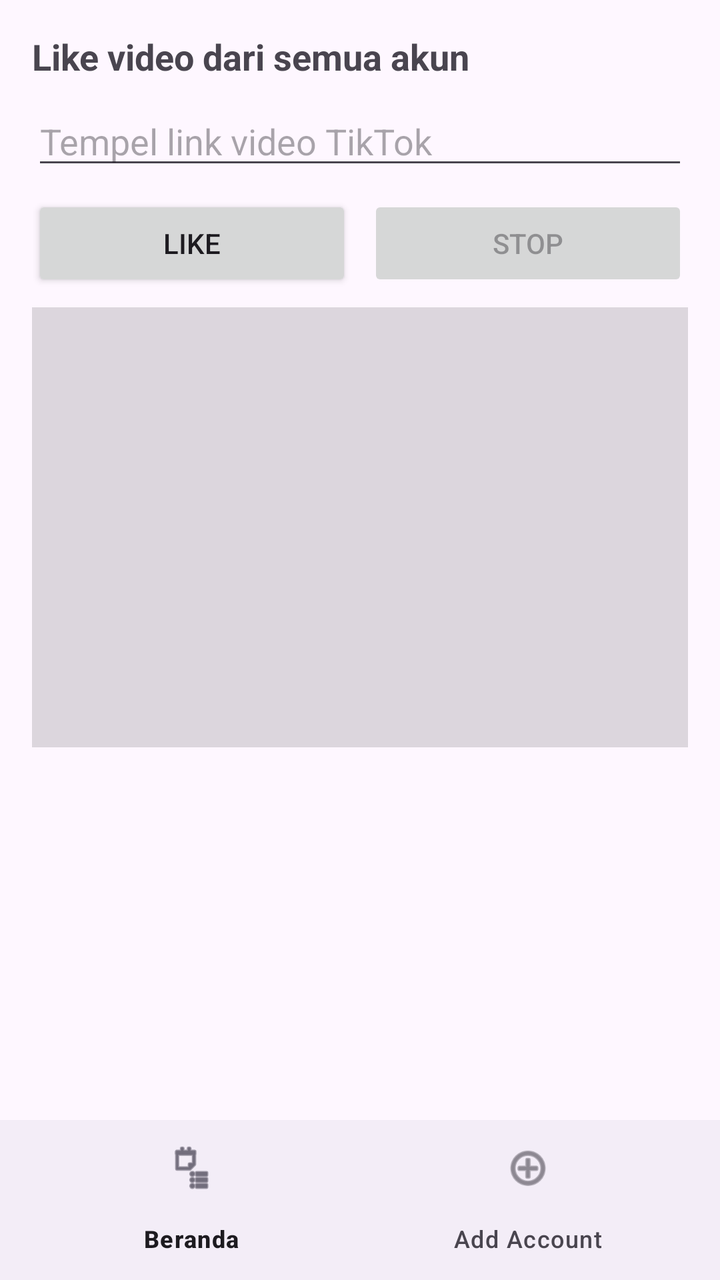
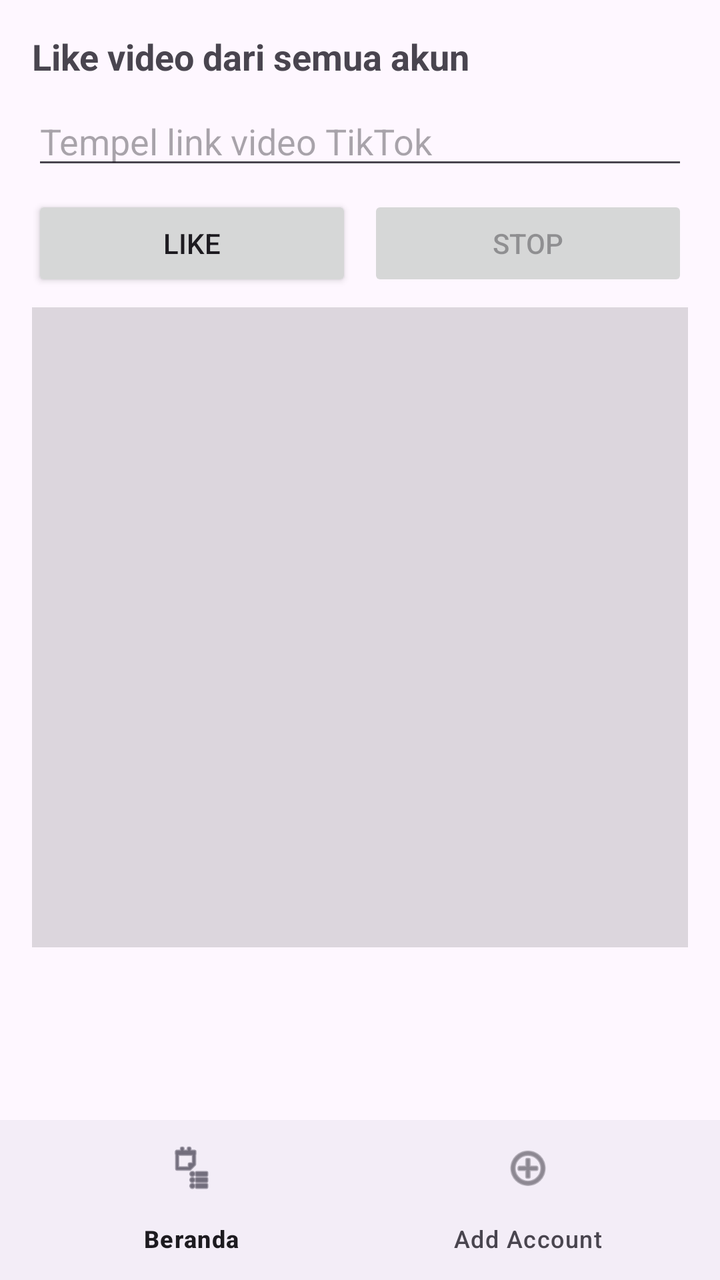

Two renders of the same Android screen: before a commit and after it. Below are the layout's source before the change and the commit's diff.
<!-- AndroidManifest.xml: application theme Theme.TikTokLike -->
<!-- res/layout/activity_main.xml -->
<?xml version="1.0" encoding="utf-8"?>
<LinearLayout xmlns:android="http://schemas.android.com/apk/res/android"
    android:layout_width="match_parent"
    android:layout_height="match_parent"
    android:fitsSystemWindows="true"
    android:orientation="vertical">

    <FrameLayout
        android:layout_width="match_parent"
        android:layout_height="0dp"
        android:layout_weight="1">

        
        <LinearLayout
            android:id="@+id/homeView"
            android:layout_width="match_parent"
            android:layout_height="match_parent"
            android:orientation="vertical"
            android:padding="16dp">

            <TextView
                android:layout_width="wrap_content"
                android:layout_height="wrap_content"
                android:text="Like video dari semua akun"
                android:textSize="18sp"
                android:textStyle="bold" />

            <EditText
                android:id="@+id/etUrl"
                android:layout_width="match_parent"
                android:layout_height="wrap_content"
                android:layout_marginTop="8dp"
                android:hint="Tempel link video TikTok"
                android:inputType="textUri"
                android:maxLines="2" />

            <LinearLayout
                android:layout_width="match_parent"
                android:layout_height="wrap_content"
                android:layout_marginTop="8dp"
                android:orientation="horizontal">

                <Button
                    android:id="@+id/btnLike"
                    android:layout_width="0dp"
                    android:layout_height="wrap_content"
                    android:layout_weight="1"
                    android:text="Like" />

                <Button
                    android:id="@+id/btnStop"
                    android:layout_width="0dp"
                    android:layout_height="wrap_content"
                    android:layout_marginStart="8dp"
                    android:layout_weight="1"
                    android:enabled="false"
                    android:text="Stop" />
            </LinearLayout>

            
            <FrameLayout
                android:id="@+id/runContainer"
                android:layout_width="match_parent"
                android:layout_height="220dp"
                android:layout_marginTop="8dp"
                android:background="#22000000" />

            <ScrollView
                android:id="@+id/logScroll"
                android:layout_width="match_parent"
                android:layout_height="0dp"
                android:layout_marginTop="8dp"
                android:layout_weight="1">

                <TextView
                    android:id="@+id/tvLog"
                    android:layout_width="match_parent"
                    android:layout_height="wrap_content"
                    android:textIsSelectable="true"
                    android:textSize="13sp" />
            </ScrollView>
        </LinearLayout>

        
        <LinearLayout
            android:id="@+id/accountsView"
            android:layout_width="match_parent"
            android:layout_height="match_parent"
            android:orientation="vertical"
            android:padding="16dp"
            android:visibility="gone">

            <Button
                android:id="@+id/btnAdd"
                android:layout_width="match_parent"
                android:layout_height="wrap_content"
                android:text="+ Tambah akun" />

            <TextView
                android:id="@+id/tvAccInfo"
                android:layout_width="match_parent"
                android:layout_height="wrap_content"
                android:layout_marginTop="8dp"
                android:text="Tiap akun punya &quot;browser&quot; sendiri. Ketuk akun untuk login ulang atau hapus."
                android:textSize="13sp" />

            <ListView
                android:id="@+id/lvAccounts"
                android:layout_width="match_parent"
                android:layout_height="0dp"
                android:layout_marginTop="8dp"
                android:layout_weight="1" />
        </LinearLayout>
    </FrameLayout>

    <com.google.android.material.bottomnavigation.BottomNavigationView
        android:id="@+id/bottomNav"
        android:layout_width="match_parent"
        android:layout_height="wrap_content"
        app:menu="@menu/bottom_nav"
        xmlns:app="http://schemas.android.com/apk/res-auto" />
</LinearLayout>
<!-- resources referenced by this layout -->
<resources>
  <style name="Theme.TikTokLike" parent="Theme.Material3.DayNight.NoActionBar" />
</resources>

<!-- the commit's change to res/layout/activity_main.xml (unified diff, before → after) -->
@@ -61,7 +61,7 @@
             <FrameLayout
                 android:id="@+id/runContainer"
                 android:layout_width="match_parent"
-                android:layout_height="220dp"
+                android:layout_height="320dp"
                 android:layout_marginTop="8dp"
                 android:background="#22000000" />
 
